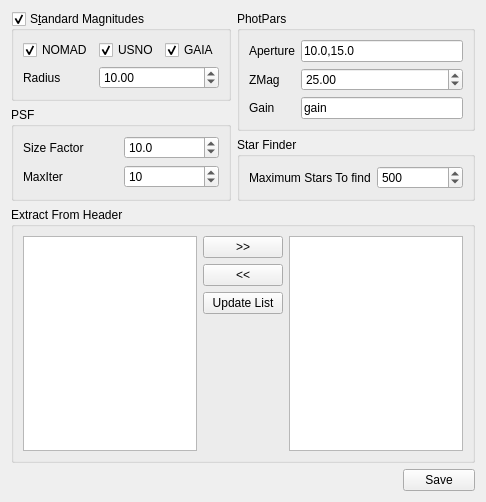
This is gui/setting_photometry.ui in myrafproject/myrafproject as Qt 5 draws it before an edit. The edited form follows.
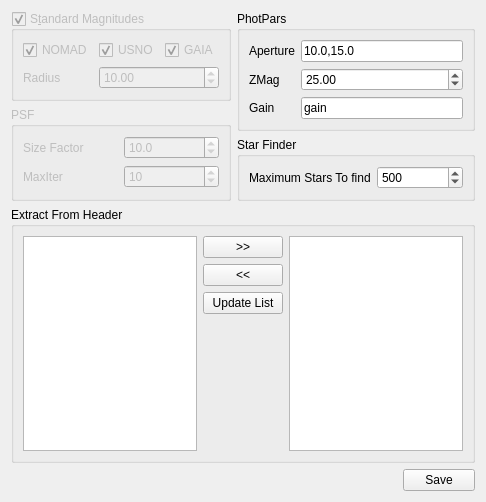
This is the edited form.

Commit message: Photometry settings restricted. Graph: replace problem solved

Diff of the .ui file:
```diff
--- a/gui/setting_photometry.ui
+++ b/gui/setting_photometry.ui
@@ -16,6 +16,9 @@
   <layout class="QGridLayout" name="gridLayout_4">
    <item row="0" column="0">
     <widget class="QGroupBox" name="setting_phot_std">
+     <property name="enabled">
+      <bool>false</bool>
+     </property>
      <property name="title">
       <string>S&amp;tandard Magnitudes</string>
      </property>
@@ -135,6 +138,9 @@
    </item>
    <item row="1" column="0" rowspan="2">
     <widget class="QGroupBox" name="groupBox_3">
+     <property name="enabled">
+      <bool>false</bool>
+     </property>
      <property name="title">
       <string>PSF</string>
      </property>
```
The commit also changes 2 other files.
